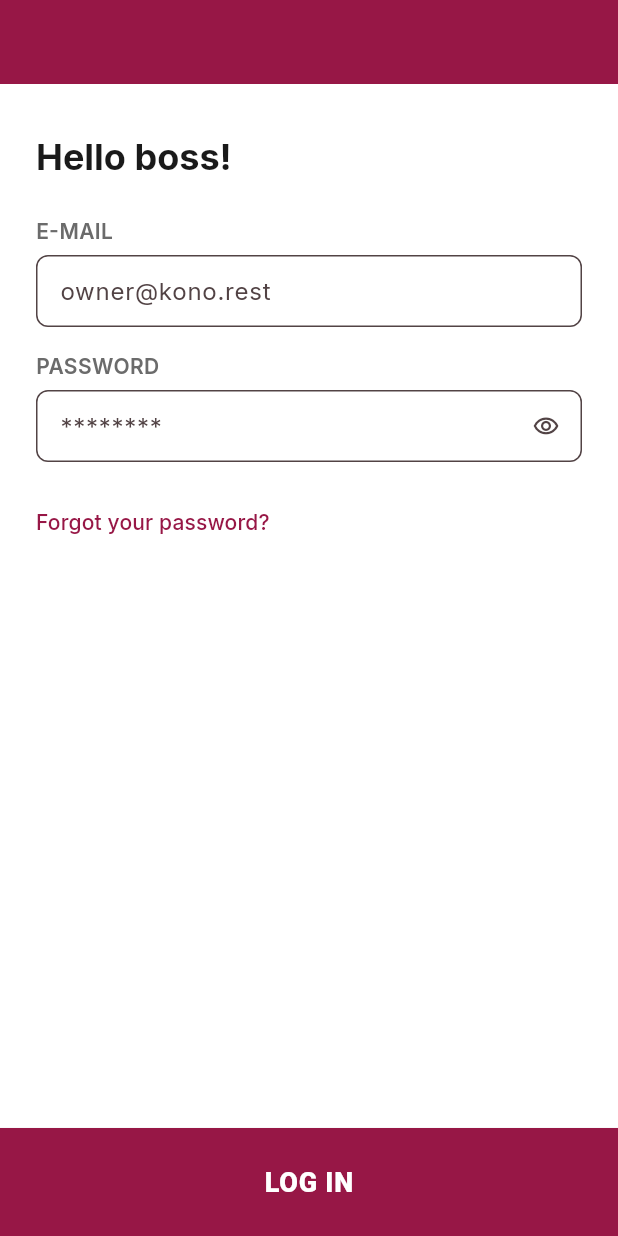
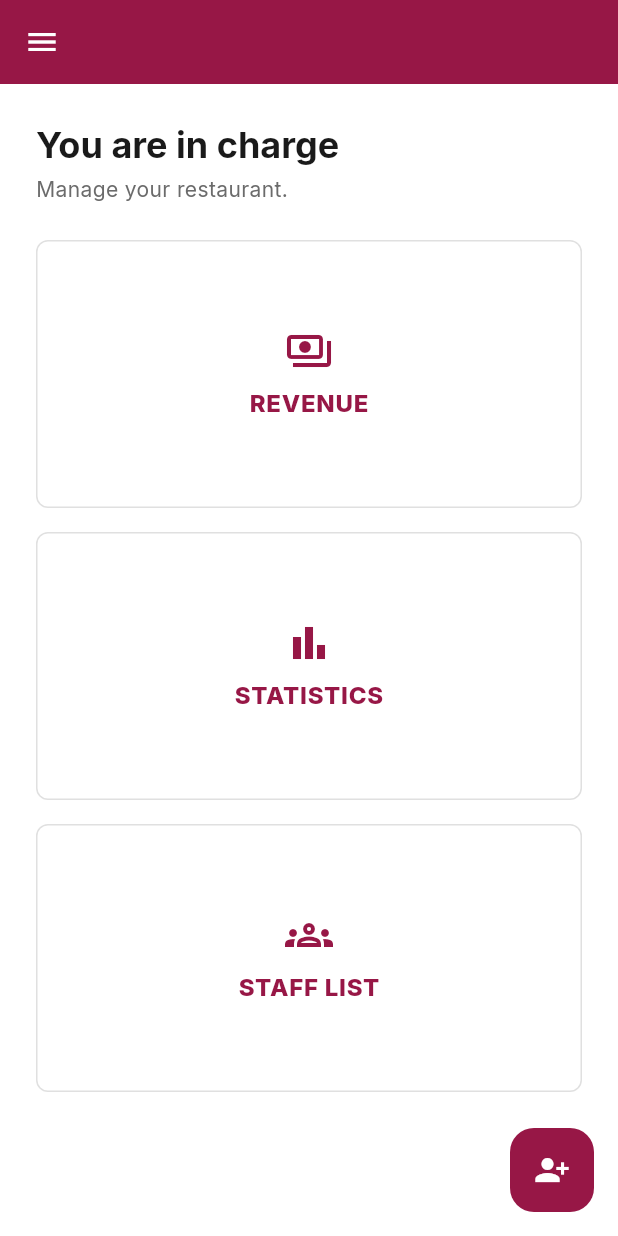
Before and after one commit to 2K-Solutions/KonoFrontend, a Flutter app: the LoginScreen screen opened by its route, after a tap on "LOG IN", on a phone screen of 412 x 824 dp. Run offline on Flutter 3.47's test engine with Material 3 defaults, Android fonts, the phone set to English and light mode, and no system bars; our stand-ins replace flutter_riverpod, go_router.

Commit message:
feat: add owner home screen

```diff
--- a/lib/core/router.dart
+++ b/lib/core/router.dart
@@ -4,6 +4,7 @@ import 'package:konofrontend/features/auth/presentation/screens/login_screen.dar
 import 'package:konofrontend/features/auth/presentation/screens/role_selection_screen.dart';
 import 'package:konofrontend/features/auth/presentation/screens/worker_choice_screen.dart';
 import 'package:konofrontend/features/auth/presentation/screens/worker_registration_screen.dart';
+import 'package:konofrontend/features/owner/presentation/screens/owner_home_screen.dart';
 
 final GoRouter appRouter = GoRouter(
   initialLocation: AppRoutes.roleSelection,
@@ -14,7 +15,12 @@ final GoRouter appRouter = GoRouter(
     ),
     GoRoute(
       path: AppRoutes.ownerLogin,
-      builder: (context, state) => const LoginScreen(title: 'Hello boss!'),
+      builder: (context, state) =>
+          const LoginScreen(title: 'Hello boss!', nextRoute: AppRoutes.ownerHome),
+    ),
+    GoRoute(
+      path: AppRoutes.ownerHome,
+      builder: (context, state) => const OwnerHomeScreen(),
     ),
     GoRoute(
       path: AppRoutes.workerChoice,
--- a/lib/core/routes.dart
+++ b/lib/core/routes.dart
@@ -3,6 +3,7 @@ class AppRoutes {
 
   static const roleSelection = '/';
   static const ownerLogin = '/owner/login';
+  static const ownerHome = '/owner/home';
   static const workerChoice = '/worker';
   static const workerRegister = '/worker/register';
   static const workerLogin = '/worker/login';
--- /dev/null
+++ b/lib/core/widgets/icon_menu_card.dart
@@ -0,0 +1,43 @@
+import 'package:flutter/material.dart';
+import 'package:konofrontend/core/theme.dart';
+
+class IconMenuCard extends StatelessWidget {
+  const IconMenuCard({super.key, required this.icon, required this.label, required this.onTap});
+
+  final IconData icon;
+  final String label;
+  final VoidCallback onTap;
+
+  @override
+  Widget build(BuildContext context) {
+    return InkWell(
+      onTap: onTap,
+      child: Container(
+        width: double.infinity,
+        alignment: Alignment.center,
+        padding: const EdgeInsets.symmetric(vertical: 24),
+        decoration: BoxDecoration(
+          color: Colors.white,
+          border: Border.all(color: Colors.grey.shade300),
+          borderRadius: BorderRadius.circular(8),
+        ),
+        child: Column(
+          mainAxisSize: MainAxisSize.min,
+          children: [
+            Icon(icon, color: AppColors.primary, size: 32),
+            const SizedBox(height: 8),
+            Text(
+              label.toUpperCase(),
+              style: const TextStyle(
+                color: AppColors.primary,
+                fontWeight: FontWeight.w800,
+                fontSize: 16,
+                letterSpacing: 0.5,
+              ),
+            ),
+          ],
+        ),
+      ),
+    );
+  }
+}
--- a/lib/features/auth/presentation/screens/login_screen.dart
+++ b/lib/features/auth/presentation/screens/login_screen.dart
@@ -1,18 +1,22 @@
 import 'package:flutter/material.dart';
+import 'package:go_router/go_router.dart';
 import 'package:konofrontend/core/theme.dart';
 import 'package:konofrontend/core/widgets/app_text_field.dart';
 import 'package:konofrontend/core/widgets/bottom_button_scaffold.dart';
 
 class LoginScreen extends StatelessWidget {
-  const LoginScreen({super.key, required this.title});
+  const LoginScreen({super.key, required this.title, this.nextRoute});
 
   final String title;
+  final String? nextRoute;
 
   @override
   Widget build(BuildContext context) {
     return BottomButtonScaffold(
       buttonLabel: 'Log in',
-      onButtonPressed: () {},
+      onButtonPressed: () {
+        if (nextRoute != null) context.go(nextRoute!);
+      },
       body: Padding(
         padding: const EdgeInsets.fromLTRB(24, 32, 24, 0),
         child: Column(
--- /dev/null
+++ b/lib/features/owner/presentation/screens/owner_home_screen.dart
@@ -0,0 +1,49 @@
+import 'package:flutter/material.dart';
+import 'package:konofrontend/core/theme.dart';
+import 'package:konofrontend/core/widgets/icon_menu_card.dart';
+
+class OwnerHomeScreen extends StatelessWidget {
+  const OwnerHomeScreen({super.key});
+
+  @override
+  Widget build(BuildContext context) {
+    return Scaffold(
+      appBar: AppBar(
+        leading: IconButton(icon: const Icon(Icons.menu), onPressed: () {}),
+      ),
+      body: SafeArea(
+        child: Padding(
+          padding: const EdgeInsets.fromLTRB(24, 24, 24, 24),
+          child: Column(
+            crossAxisAlignment: CrossAxisAlignment.start,
+            children: [
+              Text('You are in charge', style: Theme.of(context).textTheme.headlineSmall),
+              const SizedBox(height: 4),
+              Text('Manage your restaurant.', style: TextStyle(color: AppColors.textMuted)),
+              const SizedBox(height: 24),
+              Expanded(
+                child: IconMenuCard(icon: Icons.payments_outlined, label: 'Revenue', onTap: () {}),
+              ),
+              const SizedBox(height: 16),
+              Expanded(
+                child: IconMenuCard(icon: Icons.bar_chart, label: 'Statistics', onTap: () {}),
+              ),
+              const SizedBox(height: 16),
+              Expanded(
+                child: IconMenuCard(icon: Icons.groups_outlined, label: 'Staff list', onTap: () {}),
+              ),
+              const SizedBox(height: 72),
+            ],
+          ),
+        ),
+      ),
+      floatingActionButton: FloatingActionButton(
+        backgroundColor: AppColors.primary,
+        foregroundColor: Colors.white,
+        elevation: 0,
+        onPressed: () {},
+        child: const Icon(Icons.person_add_alt_1),
+      ),
+    );
+  }
+}
```
